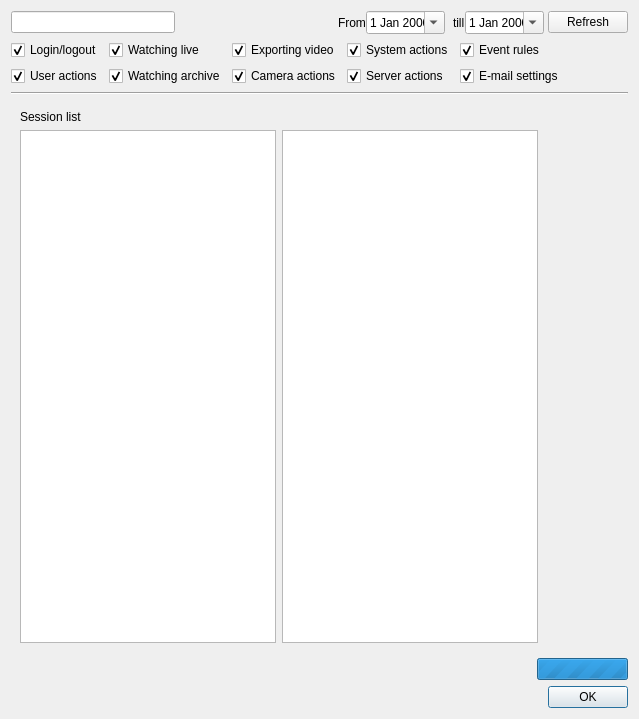
Qt form client/src/ui/dialogs/audit_log_dialog.ui (networkoptix/nx_open) before a commit.
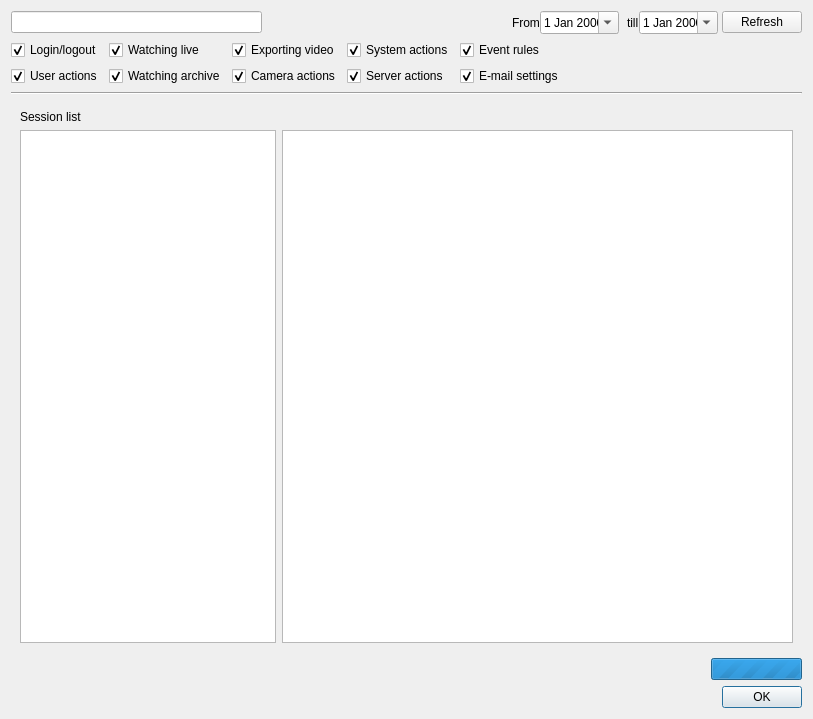
The same form after that commit. Custom widgets are drawn as their Qt base class.

Commit message:
(#VMS-313) - polish column width
<==== Mercurial data ====>
Branch: dev_2.4.audit

The edit to the form file:
```diff
--- a/client/src/ui/dialogs/audit_log_dialog.ui
+++ b/client/src/ui/dialogs/audit_log_dialog.ui
@@ -6,7 +6,7 @@
    <rect>
     <x>0</x>
     <y>0</y>
-    <width>639</width>
+    <width>813</width>
     <height>719</height>
    </rect>
   </property>
@@ -252,7 +252,7 @@
       <number>0</number>
      </property>
      <widget class="QWidget" name="gridPage">
-      <layout class="QHBoxLayout" name="horizontalLayout_2" stretch="0,0,0">
+      <layout class="QHBoxLayout" name="horizontalLayout_2" stretch="0,0">
        <item>
         <layout class="QVBoxLayout" name="verticalLayout">
          <item>
@@ -265,7 +265,7 @@
          <item>
           <widget class="QnTableView" name="gridMaster">
            <property name="sizePolicy">
-            <sizepolicy hsizetype="Expanding" vsizetype="Expanding">
+            <sizepolicy hsizetype="Fixed" vsizetype="Expanding">
              <horstretch>0</horstretch>
              <verstretch>0</verstretch>
             </sizepolicy>
@@ -319,7 +319,7 @@
          <item>
           <widget class="QTableView" name="gridDetails">
            <property name="sizePolicy">
-            <sizepolicy hsizetype="Fixed" vsizetype="Expanding">
+            <sizepolicy hsizetype="Expanding" vsizetype="Expanding">
              <horstretch>0</horstretch>
              <verstretch>0</verstretch>
             </sizepolicy>
@@ -337,19 +337,6 @@
          </item>
         </layout>
        </item>
-       <item>
-        <spacer name="horizontalSpacer_2">
-         <property name="orientation">
-          <enum>Qt::Horizontal</enum>
-         </property>
-         <property name="sizeHint" stdset="0">
-          <size>
-           <width>2</width>
-           <height>20</height>
-          </size>
-         </property>
-        </spacer>
-       </item>
       </layout>
      </widget>
      <widget class="QWidget" name="warnPage">
```
The commit also changes 5 other files.
